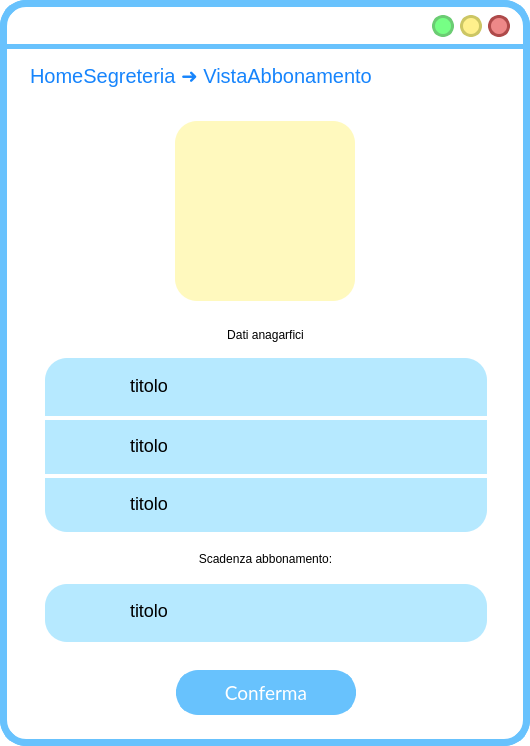
Qt form frontend/ui/VistaAbbonamento.ui (MrPio/MuseoOmero) before a commit.
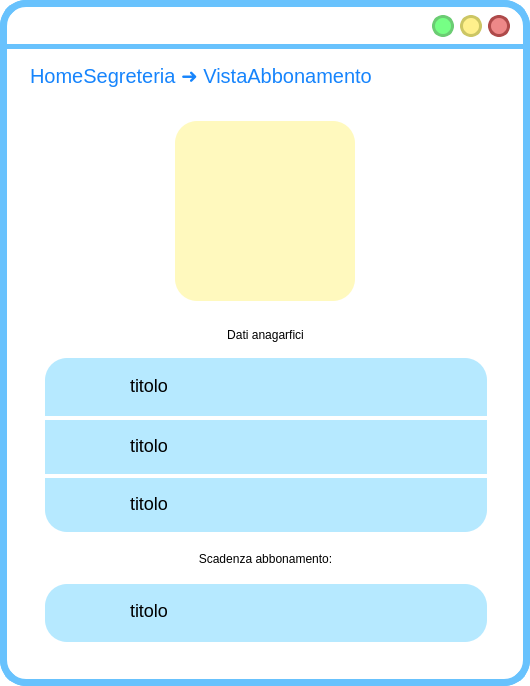
The same form after that commit. Icons and pictures are not drawn.

The edit to the form file:
```diff
--- a/frontend/ui/VistaAbbonamento.ui
+++ b/frontend/ui/VistaAbbonamento.ui
@@ -7,7 +7,7 @@
     <x>0</x>
     <y>0</y>
     <width>530</width>
-    <height>746</height>
+    <height>686</height>
    </rect>
   </property>
   <property name="windowTitle">
@@ -713,59 +713,6 @@
      <string>titolo</string>
     </property>
    </widget>
-   <widget class="QPushButton" name="confermaButton">
-    <property name="geometry">
-     <rect>
-      <x>176</x>
-      <y>670</y>
-      <width>180</width>
-      <height>45</height>
-     </rect>
-    </property>
-    <property name="font">
-     <font>
-      <family>Lato</family>
-      <pointsize>14</pointsize>
-      <weight>50</weight>
-      <italic>false</italic>
-      <bold>false</bold>
-     </font>
-    </property>
-    <property name="cursor">
-     <cursorShape>PointingHandCursor</cursorShape>
-    </property>
-    <property name="autoFillBackground">
-     <bool>false</bool>
-    </property>
-    <property name="styleSheet">
-     <string notr="true">QPushButton{
- background-color:rgb(104, 194, 253);
- border-style: solid;
- border-radius:22px;
-color: rgb(255, 255, 255);
-font: 14pt &quot;Lato&quot;;
-}
-
-QPushButton::hover{
-
-
-	border-color : rgb(15, 138, 204);
-	color: white;
-border-width:0;
-}
-
-QPushButton::pressed{
-	border-color:rgb(104, 194, 253);
-	border-width:4;
-	background-color : white;
-	color:rgb(104, 194, 253);
-}
-</string>
-    </property>
-    <property name="text">
-     <string>Conferma</string>
-    </property>
-   </widget>
    <zorder>label_3</zorder>
    <zorder>label</zorder>
    <zorder>reduceButton</zorder>
```
Left out of the diff: 17 changed lines with no effect on the pictures.
